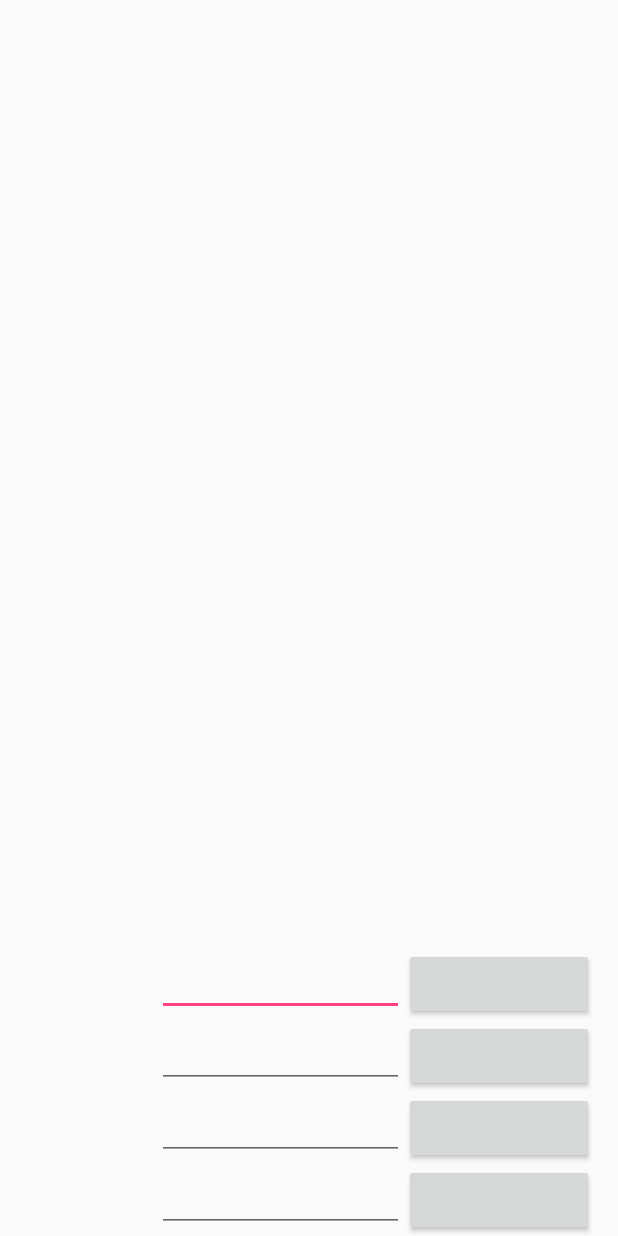
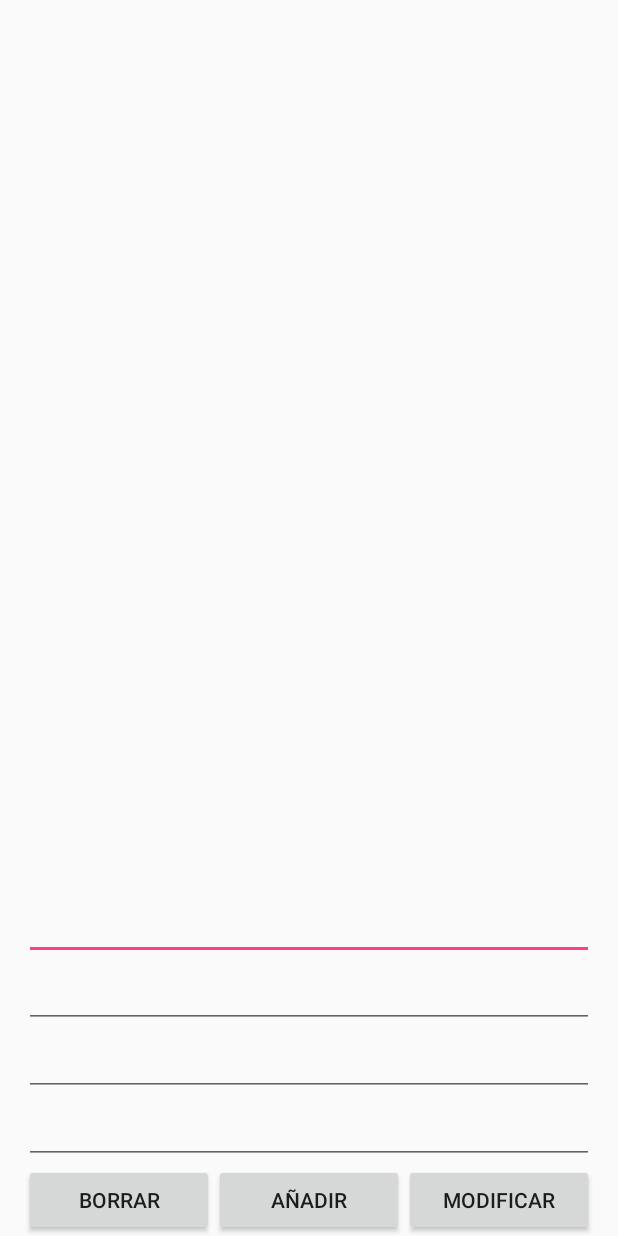
Before and after one commit to javierprtd/GI, an Android app: the layout activity_main.xml on its own in the app's theme, with its tools: preview values and no code run, on a phone screen of 412 x 824 dp. Run offline under Robolectric (Android 15) with nearby library versions, the phone set to English and light mode, and no system bars.

Commit message:
MainActivity-done

```diff
--- /dev/null
+++ b/app/src/main/java/com/grupo8/gi/Campo.java
@@ -0,0 +1,3 @@
+package com.grupo8.gi;
+
+public enum Campo {NOMBRE,APELLIDO,EMAIL,TELEFONO}
--- a/app/src/main/java/com/grupo8/gi/LoginActivity.java
+++ b/app/src/main/java/com/grupo8/gi/LoginActivity.java
@@ -341,10 +341,10 @@ public class LoginActivity extends AppCompatActivity implements LoaderCallbacks<
             try {
 
                 user = new Usuario(mEmail, mPassword);
-                if (user.getRol().Acceso("USUARIOS"))
+                if (user.getRol().Acceso("CONTACTO"))
                     acceso = true;
 
-                if (user.getRol().Modificacion("USUARIOS"))
+                if (user.getRol().Modificacion("CONTACTO"))
                     modificacion = true;
 
                 return true;
@@ -365,8 +365,6 @@ public class LoginActivity extends AppCompatActivity implements LoaderCallbacks<
                 Intent myIntent = new Intent(LoginActivity.this, MainActivity.class);
                 List<Usuario> listUsers = new ArrayList<Usuario>();
                 listUsers.add(user);
-                myIntent.putExtra("userName", mEmail);
-                myIntent.putExtra("userPwd", mPassword);
                 myIntent.putExtra("acceso", acceso);
                 myIntent.putExtra("modificacion", modificacion);
                 startActivity(myIntent);
--- a/app/src/main/res/layout/activity_main.xml
+++ b/app/src/main/res/layout/activity_main.xml
@@ -18,23 +18,12 @@
             android:layout_height="wrap_content"
             android:orientation="horizontal" >
 
-            <TextView
-                android:layout_width="0dp"
-                android:layout_height="wrap_content"
-                android:layout_weight="0.7" />
 
             <EditText
-                android:id="@+id/main_et_apellido"
-                android:layout_width="0dp"
-                android:layout_height="wrap_content"
-                android:layout_weight="1.3" />
+                android:id="@+id/main_et_nombre"
+                android:layout_width="match_parent"
+                android:layout_height="wrap_content" />
 
-            <Button
-                android:id="@+id/main_btn_borra"
-                android:layout_width="0dp"
-                android:layout_height="wrap_content"
-                android:layout_weight="1"
-                android:onClick="onClick" />
         </LinearLayout>
 
         <LinearLayout
@@ -42,23 +31,13 @@
             android:layout_height="wrap_content"
             android:orientation="horizontal" >
 
-            <TextView
-                android:layout_width="0dp"
-                android:layout_height="wrap_content"
-                android:layout_weight="0.7" />
 
             <EditText
-                android:id="@+id/main_et_nombre"
-                android:layout_width="0dp"
-                android:layout_height="wrap_content"
-                android:layout_weight="1.3" />
+                android:id="@+id/main_et_apellido"
+                android:layout_width="match_parent"
+                android:layout_height="wrap_content" />
 
-            <Button
-                android:id="@+id/main_btn_busca"
-                android:layout_width="0dp"
-                android:layout_height="wrap_content"
-                android:layout_weight="1"
-                android:onClick="onClick" />
+
         </LinearLayout>
 
         <LinearLayout
@@ -66,24 +45,11 @@
             android:layout_height="wrap_content"
             android:orientation="horizontal" >
 
-            <TextView
-                android:layout_width="0dp"
-                android:layout_height="wrap_content"
-                android:layout_weight="0.7" />
+            <EditText
+                android:id="@+id/main_et_email"
+                android:layout_width="match_parent"
+                android:layout_height="wrap_content" />
 
-            <EditText
-                android:id="@+id/main_et_telefono"
-                android:layout_width="0dp"
-                android:layout_height="wrap_content"
-                android:layout_weight="1.3"
-                android:inputType="phone" />
-
-            <Button
-                android:id="@+id/main_btn_anade"
-                android:layout_width="0dp"
-                android:layout_height="wrap_content"
-                android:layout_weight="1"
-                android:onClick="onClick" />
         </LinearLayout>
 
         <LinearLayout
@@ -91,24 +57,44 @@
             android:layout_height="wrap_content"
             android:orientation="horizontal" >
 
-            <TextView
+            <EditText
+                android:id="@+id/main_et_telefono"
+                android:layout_width="match_parent"
+                android:layout_height="wrap_content"
+                android:inputType="phone" />
+
+        </LinearLayout>
+
+        <LinearLayout
+            android:layout_width="match_parent"
+            android:layout_height="wrap_content"
+            android:orientation="horizontal" >
+
+            <Button
+                android:id="@+id/main_btn_borra"
                 android:layout_width="0dp"
                 android:layout_height="wrap_content"
-                android:layout_weight="0.7" />
+                android:layout_weight="1"
+                android:text="Borrar"
+                android:onClick="onClick" />
 
-            <EditText
-                android:id="@+id/main_et_email"
+            <Button
+                android:id="@+id/main_btn_anade"
                 android:layout_width="0dp"
                 android:layout_height="wrap_content"
-                android:layout_weight="1.3" />
+                android:layout_weight="1"
+                android:text="Añadir"
+                android:onClick="onClick" />
 
             <Button
                 android:id="@+id/main_btn_reseta"
                 android:layout_width="0dp"
                 android:layout_height="wrap_content"
                 android:layout_weight="1"
+                android:text="Modificar"
                 android:onClick="onClick" />
         </LinearLayout>
+
     </LinearLayout>
 
     <ListView
--- /dev/null
+++ b/app/src/main/res/layout/list_item.xml
@@ -0,0 +1,6 @@
+<?xml version="1.0" encoding="utf-8"?>
+<TextView xmlns:android="http://schemas.android.com/apk/res/android"
+    android:id="@+id/list_item"
+    android:layout_width="fill_parent"
+    android:layout_height="wrap_content"
+/>
```
Also changed, not shown: app/src/main/java/com/grupo8/gi/Contacto.java (added, +146 -0 lines), app/src/main/java/com/grupo8/gi/MainActivity.java (+133 -18 lines).
